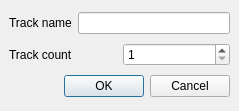
Qt form src/traverso/ui/NewTrackDialog.ui (ErwanLegrand/Traverso-DAW) before a commit.
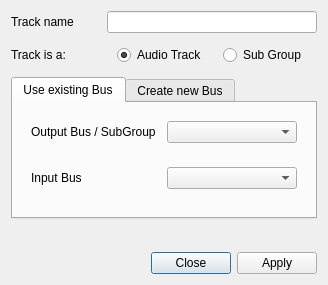
The same form after that commit.

Commit message:
New track dialog got a little bit improved
More to come..

The edit to the form file:
```diff
--- a/src/traverso/ui/NewTrackDialog.ui
+++ b/src/traverso/ui/NewTrackDialog.ui
@@ -1,78 +1,175 @@
 <ui version="4.0" >
  <class>NewTrackDialog</class>
- <widget class="QDialog" name="NewTrackDialog" >
-  <property name="geometry" >
+ <widget class="QDialog" name="NewTrackDialog">
+  <property name="geometry">
    <rect>
     <x>0</x>
     <y>0</y>
-    <width>239</width>
-    <height>111</height>
+    <width>328</width>
+    <height>285</height>
    </rect>
   </property>
   <property name="windowTitle" >
    <string>New Track(s)</string>
   </property>
-  <layout class="QVBoxLayout" >
-   <property name="margin" >
-    <number>9</number>
-   </property>
-   <property name="spacing" >
-    <number>6</number>
+  <layout class="QVBoxLayout" name="verticalLayout_6">
+   <property name="spacing">
+    <number>12</number>
    </property>
    <item>
-    <layout class="QHBoxLayout" >
-     <property name="margin" >
-      <number>0</number>
-     </property>
-     <property name="spacing" >
+    <layout class="QHBoxLayout">
+     <property name="spacing">
       <number>6</number>
      </property>
      <item>
-      <widget class="QLabel" name="label" >
-       <property name="text" >
+      <widget class="QLabel" name="label">
+       <property name="minimumSize">
+        <size>
+         <width>90</width>
+         <height>0</height>
+        </size>
+       </property>
+       <property name="text">
         <string>Track name</string>
        </property>
       </widget>
      </item>
      <item>
-      <widget class="QLineEdit" name="titleLineEdit" />
+      <widget class="QLineEdit" name="trackName"/>
      </item>
     </layout>
    </item>
    <item>
-    <layout class="QHBoxLayout" >
-     <property name="margin" >
+    <layout class="QHBoxLayout" name="horizontalLayout">
+     <item>
+      <widget class="QLabel" name="label_2">
+       <property name="minimumSize">
+        <size>
+         <width>90</width>
+         <height>0</height>
+        </size>
+       </property>
+       <property name="text">
+        <string>Track is a:</string>
+       </property>
+      </widget>
+     </item>
+     <item>
+      <widget class="QRadioButton" name="isAudioTrack">
+       <property name="text">
+        <string>Audio Track</string>
+       </property>
+       <property name="checked">
+        <bool>true</bool>
+       </property>
+      </widget>
+     </item>
+     <item>
+      <widget class="QRadioButton" name="isSubGroup">
+       <property name="text">
+        <string>Sub Group</string>
+       </property>
+      </widget>
+     </item>
+    </layout>
+   </item>
+   <item>
+    <widget class="QTabWidget" name="tabWidget">
+     <property name="currentIndex">
       <number>0</number>
      </property>
-     <property name="spacing" >
-      <number>6</number>
-     </property>
-     <item>
-      <widget class="QLabel" name="label_2" >
-       <property name="text" >
-        <string>Track count</string>
+     <widget class="QWidget" name="tab">
+      <attribute name="title">
+       <string>Use existing Bus</string>
+      </attribute>
+      <layout class="QVBoxLayout" name="verticalLayout">
+       <item>
+        <widget class="QFrame" name="">
+         <layout class="QHBoxLayout" name="horizontalLayout_2">
+          <item>
+           <widget class="QLabel" name="label_4">
+            <property name="text">
+             <string>Output Bus / SubGroup</string>
+            </property>
+           </widget>
+          </item>
+          <item>
+           <widget class="QComboBox" name="outputBuses"/>
+          </item>
+         </layout>
+        </widget>
+       </item>
+       <item>
+        <widget class="QFrame" name="inputBusFrame">
+         <layout class="QHBoxLayout" name="inputBusLayout">
+          <item>
+           <widget class="QLabel" name="label_3">
+            <property name="text">
+             <string>Input Bus</string>
+            </property>
+           </widget>
+          </item>
+          <item>
+           <widget class="QComboBox" name="inputBuses"/>
+          </item>
+         </layout>
+        </widget>
+       </item>
+       <item>
+        <spacer name="verticalSpacer_2">
+         <property name="orientation">
+          <enum>Qt::Vertical</enum>
+         </property>
+         <property name="sizeHint" stdset="0">
+          <size>
+           <width>20</width>
+           <height>20</height>
+          </size>
+         </property>
+        </spacer>
+       </item>
+      </layout>
+     </widget>
+     <widget class="QWidget" name="tab_2">
+      <attribute name="title">
+       <string>Create new Bus</string>
+      </attribute>
+      <widget class="QCheckBox" name="checkBox">
+       <property name="geometry">
+        <rect>
+         <x>20</x>
+         <y>30</y>
+         <width>221</width>
+         <height>23</height>
+        </rect>
        </property>
-      </widget>
-     </item>
-     <item>
-      <widget class="QSpinBox" name="countSpinBox" >
-       <property name="minimum" >
-        <number>1</number>
+       <property name="text">
+        <string>Create Capture Bus</string>
        </property>
-       <property name="value" >
-        <number>1</number>
-       </property>
       </widget>
-     </item>
-    </layout>
+     </widget>
+    </widget>
    </item>
    <item>
-    <widget class="QDialogButtonBox" name="buttonBox" >
-     <property name="orientation" >
+    <spacer name="verticalSpacer">
+     <property name="orientation">
+      <enum>Qt::Vertical</enum>
+     </property>
+     <property name="sizeHint" stdset="0">
+      <size>
+       <width>20</width>
+       <height>32</height>
+      </size>
+     </property>
+    </spacer>
+   </item>
+   <item>
+    <widget class="QDialogButtonBox" name="buttonBox">
+     <property name="orientation">
       <enum>Qt::Horizontal</enum>
      </property>
-     <property name="standardButtons" >
-      <set>QDialogButtonBox::Cancel|QDialogButtonBox::NoButton|QDialogButtonBox::Ok</set>
+     <property name="standardButtons">
+      <set>QDialogButtonBox::Apply|QDialogButtonBox::Close</set>
      </property>
     </widget>
    </item>
```
Left out of the diff: 16 changed lines with no effect on the pictures. The commit also changes 2 other files.
